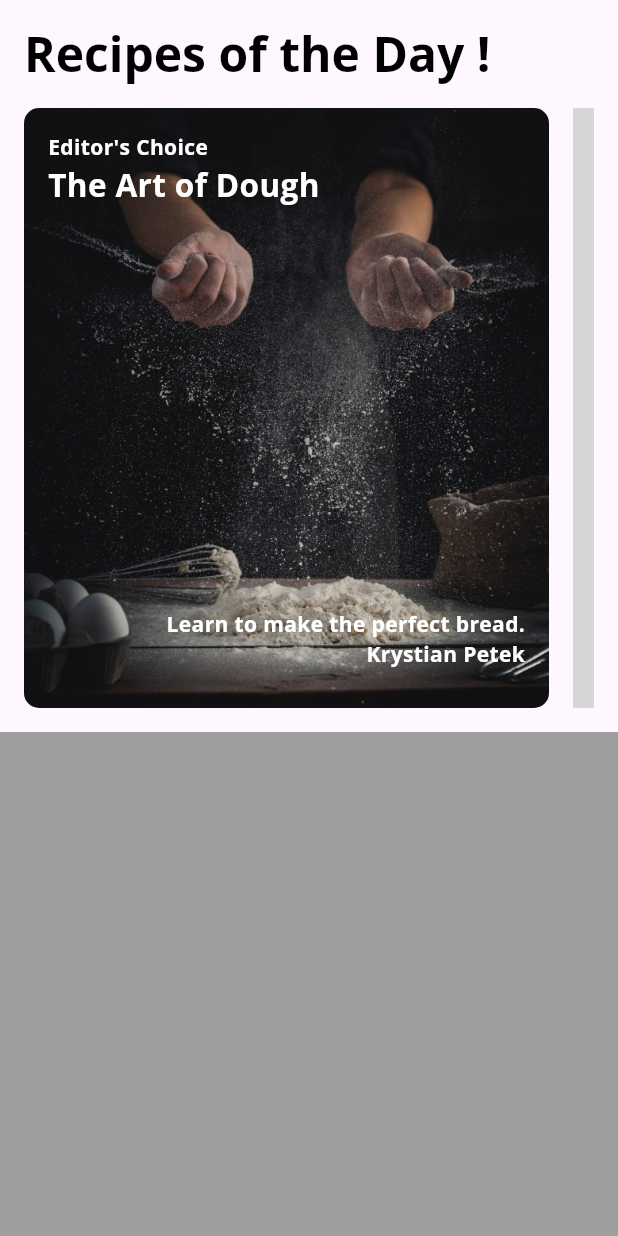
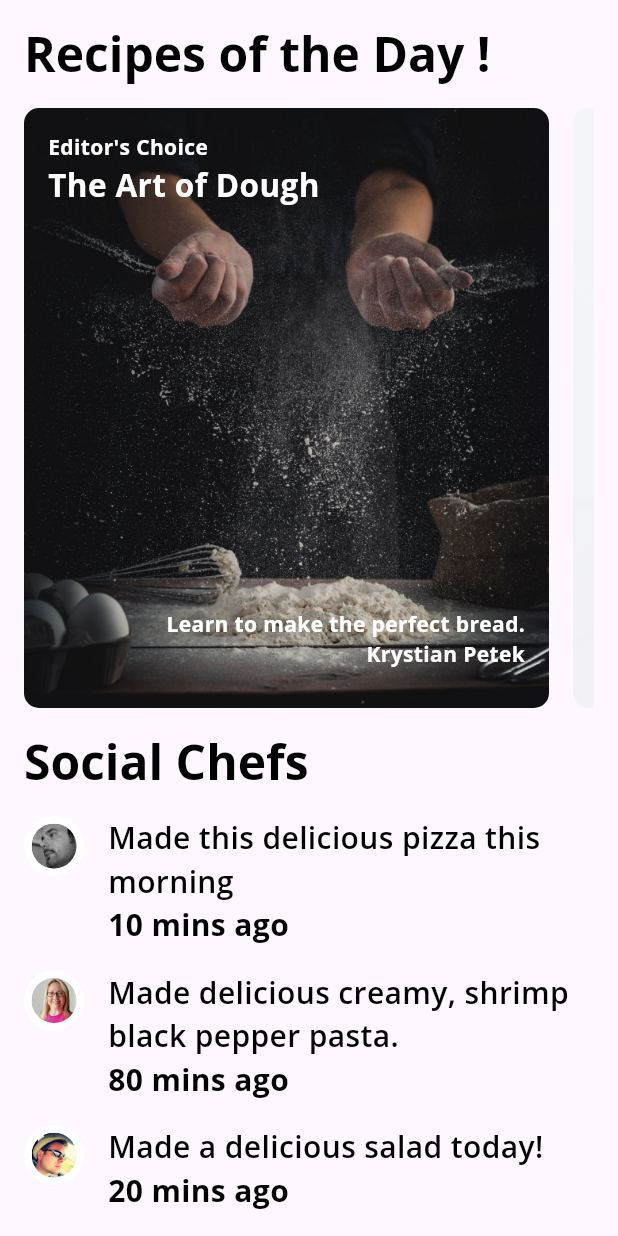
Before and after one commit to krystianpetek/LearningFlutter, a Flutter app: the ExploreScreen widget shown alone on an empty page, opened directly, on a phone screen of 412 x 824 dp. Run offline on Flutter 3.47's test engine with Material 2 defaults, Android fonts, the phone set to English and light mode, and no system bars; our stand-ins replace google_fonts; grey boxes are pictures that could not be loaded.

Commit message:
Replaced image assets in recipe cards Added friend post tile and listView widgets Added displaying two lists in card one vertically but another horizontally

```diff
--- a/book-flutter_apprentice/two_foodapp/lib/components/cards/recipe_card1.dart
+++ b/book-flutter_apprentice/two_foodapp/lib/components/cards/recipe_card1.dart
@@ -16,7 +16,7 @@ class RecipeCard1 extends StatelessWidget {
         constraints: const BoxConstraints.expand(width: 350, height: 450),
         decoration: const BoxDecoration(
           image: DecorationImage(
-            image: AssetImage('assets/images/img1.png'),
+            image: AssetImage('assets/magazine_pics/mag1.png'),
             fit: BoxFit.cover,
           ),
           borderRadius: BorderRadius.all(Radius.circular(10.0)),
--- a/book-flutter_apprentice/two_foodapp/lib/components/cards/recipe_card2.dart
+++ b/book-flutter_apprentice/two_foodapp/lib/components/cards/recipe_card2.dart
@@ -13,7 +13,7 @@ class RecipeCard2 extends StatelessWidget {
         decoration: const BoxDecoration(
           image: DecorationImage(
             colorFilter: ColorFilter.mode(Colors.white, BlendMode.softLight),
-            image: AssetImage('assets/images/img2.png'),
+            image: AssetImage('assets/magazine_pics/mag2.png'),
             fit: BoxFit.cover,
           ),
           borderRadius: BorderRadius.all(
--- a/book-flutter_apprentice/two_foodapp/lib/components/cards/recipe_card3.dart
+++ b/book-flutter_apprentice/two_foodapp/lib/components/cards/recipe_card3.dart
@@ -15,7 +15,7 @@ class RecipeCard3 extends StatelessWidget {
         ),
         decoration: const BoxDecoration(
           image: DecorationImage(
-            image: AssetImage('assets/images/img3.png'),
+            image: AssetImage('assets/magazine_pics/mag3.png'),
             fit: BoxFit.cover,
           ),
           borderRadius: BorderRadius.all(Radius.circular(10)),
@@ -38,7 +38,7 @@ class RecipeCard3 extends StatelessWidget {
                 ),
                 const SizedBox(height: 8),
                 Text(
-                  'Coding Trends',
+                  'Recipe Trends',
                   style: FoodAppTheme.darkTextTheme.headlineMedium,
                 ),
                 const SizedBox(
--- a/book-flutter_apprentice/two_foodapp/lib/components/components.dart
+++ b/book-flutter_apprentice/two_foodapp/lib/components/components.dart
@@ -1,11 +1,15 @@
-export 'cards/author_card.dart';
+export 'circle_image.dart';
+export 'author.dart';
+export 'cards/home_card.dart';
+export 'friend_post_tile.dart';
+
 export 'cards/card1.dart';
 export 'cards/card2.dart';
 export 'cards/card3.dart';
-export 'cards/home_card.dart';
 
 export 'cards/recipe_card1.dart';
 export 'cards/recipe_card2.dart';
 export 'cards/recipe_card3.dart';
-export 'circle_image.dart';
+
 export 'today_recipe_list_view.dart';
+export 'friend_post_list_view.dart';
--- /dev/null
+++ b/book-flutter_apprentice/two_foodapp/lib/components/friend_post_list_view.dart
@@ -0,0 +1,45 @@
+import 'package:flutter/material.dart';
+
+import 'components.dart';
+import '../models/models.dart';
+
+class FriendPostListView extends StatelessWidget {
+  const FriendPostListView({super.key, required this.friendPosts});
+
+  final List<Post> friendPosts;
+
+  @override
+  Widget build(BuildContext context) {
+    return Padding(
+      padding: const EdgeInsets.only(left: 16, right: 16, top: 0),
+      child: Column(
+        crossAxisAlignment: CrossAxisAlignment.start,
+        children: [
+          Text(
+            'Social Chefs',
+            style: Theme.of(context).textTheme.headlineLarge,
+          ),
+          const SizedBox(
+            height: 16,
+          ),
+          ListView.separated(
+              primary: false,
+              physics: const NeverScrollableScrollPhysics(),
+              scrollDirection: Axis.vertical,
+              shrinkWrap: true,
+              itemBuilder: (BuildContext context, int index) {
+                final post = friendPosts[index];
+                return FriendPostTile(post: post);
+              },
+              separatorBuilder: (BuildContext context, int index) {
+                return const SizedBox(height: 16);
+              },
+              itemCount: friendPosts.length),
+          const SizedBox(
+            height: 16,
+          )
+        ],
+      ),
+    );
+  }
+}
--- /dev/null
+++ b/book-flutter_apprentice/two_foodapp/lib/components/friend_post_tile.dart
@@ -0,0 +1,39 @@
+import 'package:flutter/material.dart';
+
+import 'components.dart';
+import '../models/models.dart';
+
+class FriendPostTile extends StatelessWidget {
+  const FriendPostTile({super.key, required this.post});
+
+  final Post post;
+
+  @override
+  Widget build(BuildContext context) {
+    return Row(
+      crossAxisAlignment: CrossAxisAlignment.start,
+      mainAxisAlignment: MainAxisAlignment.start,
+      children: [
+        CircleImage(
+          imageProvider: AssetImage(post.profileImageUrl),
+          imageRadius: 20,
+        ),
+        const SizedBox(
+          width: 16,
+        ),
+        Expanded(
+          child: Column(
+            crossAxisAlignment: CrossAxisAlignment.start,
+            children: [
+              Text(post.comment),
+              Text(
+                '${post.timestamp} mins ago',
+                style: const TextStyle(fontWeight: FontWeight.w700),
+              ),
+            ],
+          ),
+        ),
+      ],
+    );
+  }
+}
--- a/book-flutter_apprentice/two_foodapp/lib/screens/explore_screen.dart
+++ b/book-flutter_apprentice/two_foodapp/lib/screens/explore_screen.dart
@@ -1,4 +1,5 @@
 import 'package:flutter/material.dart';
+import 'package:two_foodapp/components/components.dart';
 import 'package:two_foodapp/components/today_recipe_list_view.dart';
 
 import '../api/mock_foodapp_service.dart';
@@ -22,10 +23,7 @@ class ExploreScreen extends StatelessWidget {
               const SizedBox(
                 height: 16,
               ),
-              Container(
-                height: 400,
-                color: Colors.grey,
-              )
+              FriendPostListView(friendPosts: snapshot.data?.friendPosts ?? [])
             ],
           );
         } else {
```
Also changed, not shown: book-flutter_apprentice/two_foodapp/lib/components/author.dart (renamed from book-flutter_apprentice/two_foodapp/lib/components/cards/author_card.dart).
